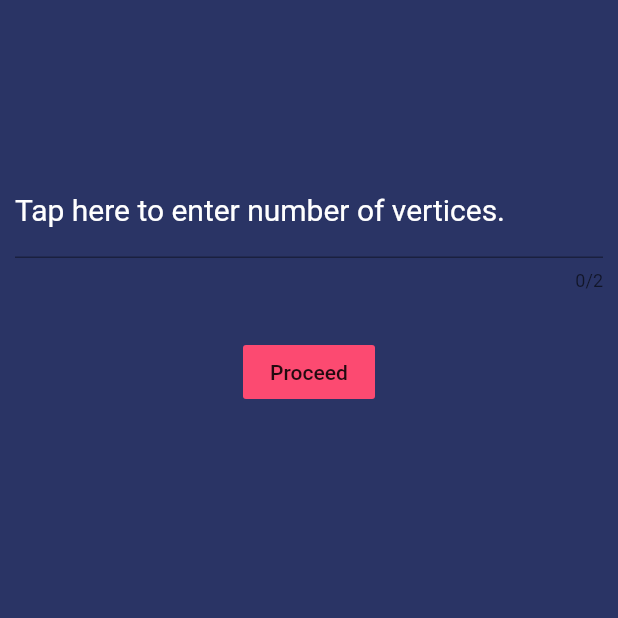
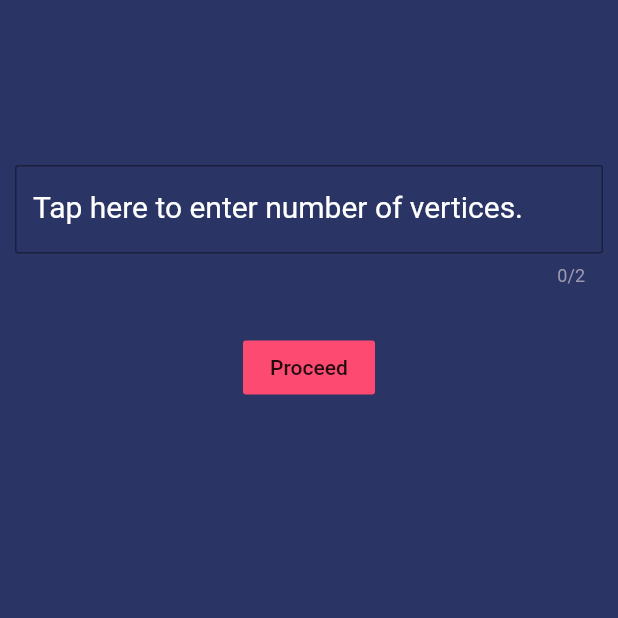
Before and after one commit to utkarshshendge/Flutter-Graph-coloring-visualization, a Flutter app: the screen it shows after launch, on a phone screen of 412 x 824 dp, the top half of it. Run offline on Flutter 3.47's test engine with Material 2 defaults, Android fonts, the phone set to English and light mode, and no system bars; our stand-ins replace responsive_builder; missing offline and left inert: dart:html.

Commit message:
web:home page ui fix

```diff
--- a/lib/main.dart
+++ b/lib/main.dart
@@ -1,3 +1,4 @@
+import 'package:daa/theme/customtheme.dart';
 import 'package:daa/views/info_page/info_page_web.dart';
 import 'package:flutter/material.dart';
 import 'package:responsive_builder/responsive_builder.dart';
@@ -13,6 +14,7 @@ class MyApp extends StatelessWidget {
     return MaterialApp(
       debugShowCheckedModeBanner: false,
       title: 'Graph Coloring Visualization',
+      theme: CustomTheme().buildTheme(),
       home: Scaffold(
         backgroundColor: Colors.black,
         body: Center(
--- /dev/null
+++ b/lib/theme/customtheme.dart
@@ -0,0 +1,21 @@
+import 'package:flutter/material.dart';
+
+class CustomTheme {
+  static Color darkNavy = Color(0xff1C2938);
+  static Color lightNavy = Color(0xff9B9BAF);
+  ThemeData buildTheme() {
+    return ThemeData(
+      canvasColor: darkNavy,
+      hintColor: lightNavy,
+      primaryColor: Colors.greenAccent,
+      accentColor: Colors.blue,
+      inputDecorationTheme: InputDecorationTheme(
+          focusedBorder: OutlineInputBorder(
+              borderRadius: BorderRadius.circular(2),
+              borderSide: BorderSide(color: Colors.redAccent)),
+          border: OutlineInputBorder(
+              borderRadius: BorderRadius.circular(2),
+              borderSide: BorderSide(color: Colors.redAccent))),
+    );
+  }
+}
--- a/lib/views/homepage/homepage_web.dart
+++ b/lib/views/homepage/homepage_web.dart
@@ -226,7 +226,7 @@ class _HomePageWebState extends State<HomePageWeb> {
       children: <Widget>[
         Container(
           color: Color(0xff2A3465),
-          height: 600,
+          height: 500,
           child: Stack(
             children: <Widget>[
               CustomPaint(
```
Also changed, not shown: lib/views/info_page/info_page_web.dart (+52 -16 lines), lib/views/input_page/graph_input_matrix_web.dart (+49 -22 lines), pubspec.yaml (+8 -1 lines), assets/fonts/CM Sans Serif 2012.ttf (added), assets/images/graph.svg (added).
